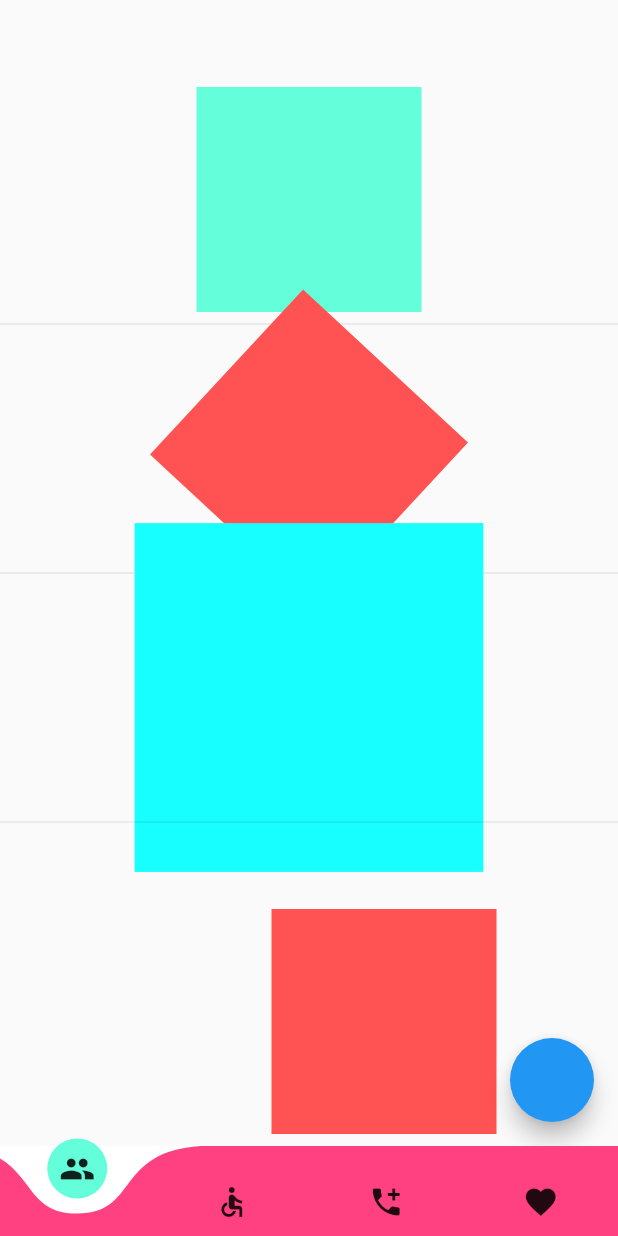
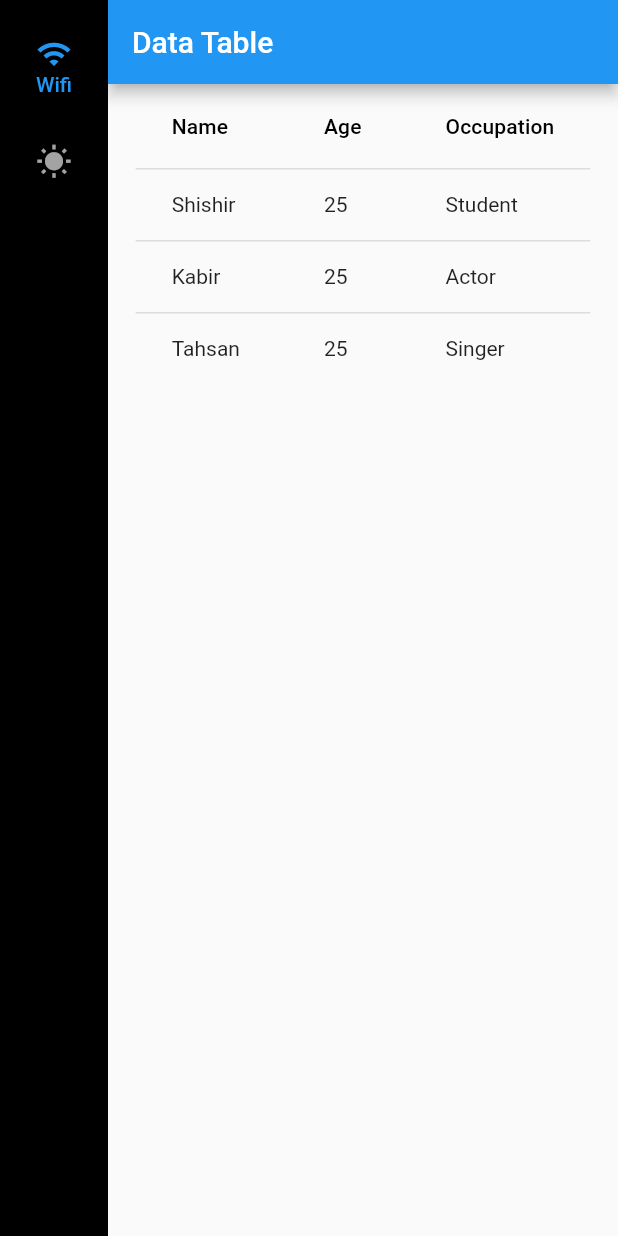
Before and after one commit to shiiishiiir/sssssssssssssssssssss, a Flutter app: the screen it shows after launch, on a phone screen of 412 x 824 dp. Run offline on Flutter 3.47's test engine with Material 2 defaults, Android fonts, the phone set to English and light mode, and no system bars; drawn by our look-alikes of curved_navigation_bar; our stand-ins replace carousel_slider, fluttertoast, image_picker.

```diff
--- /dev/null
+++ b/lib/21_11_2021.dart
@@ -0,0 +1,129 @@
+import 'package:flutter/material.dart';
+import 'package:sssssssssssssssssssss/animatedContainer.dart';
+
+class tabletable extends StatefulWidget {
+  const tabletable({Key? key}) : super(key: key);
+
+  @override
+  _tabletableState createState() => _tabletableState();
+}
+
+class _tabletableState extends State<tabletable> {
+  var _index = 0;
+  @override
+  Widget build(BuildContext context) {
+    return Scaffold(
+      appBar: AppBar(
+        title: Text("Data Table"),
+      ),
+      body: Center(
+        child: Column(
+          children: [
+            DataTable(columns: [
+              DataColumn(
+                label: Text("Name"),
+              ),
+              DataColumn(
+                label: Text("Age"),
+              ),
+              DataColumn(
+                label: Text("Occupation"),
+              ),
+            ], rows: [
+              DataRow(
+                cells: [
+                  DataCell(
+                    Text("Shishir"),
+                  ),
+                  DataCell(
+                    Text("25"),
+                  ),
+                  DataCell(
+                    Text("Student"),
+                  ),
+                ],
+              ),
+              DataRow(
+                cells: [
+                  DataCell(
+                    Text("Kabir"),
+                  ),
+                  DataCell(
+                    Text("25"),
+                  ),
+                  DataCell(
+                    Text("Actor"),
+                  ),
+                ],
+              ),
+              DataRow(
+                cells: [
+                  DataCell(
+                    Text("Tahsan"),
+                  ),
+                  DataCell(
+                    Text("25"),
+                  ),
+                  DataCell(
+                    Text("Singer"),
+                  ),
+                ],
+              ),
+            ]),
+          ],
+        ),
+      ),
+    );
+  }
+}
+
+class railrail extends StatefulWidget {
+  const railrail({Key? key}) : super(key: key);
+
+  @override
+  _railrailState createState() => _railrailState();
+}
+
+class _railrailState extends State<railrail> {
+  int _index = 0;
+  final pages=[
+    tabletable(),
+    animatContain(),
+  ];
+  @override
+  Widget build(BuildContext context) {
+    return SafeArea(
+      child: Scaffold(
+        body: Row(
+          children: [
+            NavigationRail(
+              backgroundColor: Colors.black,
+              labelType: NavigationRailLabelType.all,
+              destinations: [
+                NavigationRailDestination(
+                  icon: Icon(Icons.wifi, color: Colors.white,),
+                  label: Text("Wifi"),
+                  selectedIcon: Icon(Icons.wifi, color: Colors.blue,),
+                ),
+                NavigationRailDestination(
+                  icon: Icon(Icons.wb_sunny, color: Colors.white,),
+                  label: Text("Sunny"),
+                  selectedIcon: Icon(Icons.wb_sunny, color: Colors.blue,),
+                ),
+              ],
+              selectedIndex: _index,
+              onDestinationSelected: (fff){
+                setState(() {
+                  _index=fff;
+                });
+              },
+            ),
+            Expanded(child: Container(
+              child: pages[_index],
+            ),),
+          ],
+        ),
+      ),
+    );
+  }
+}
--- a/lib/animatedContainer.dart
+++ b/lib/animatedContainer.dart
@@ -17,7 +17,6 @@ class animatContain extends StatefulWidget {
 }
 
 class _animatContainState extends State<animatContain> {
-
   // late File _image;
   // Future CameraImage() async{
   //   var image = await ImagePicker.pickImage(source: ImageSource.camera);
@@ -26,9 +25,7 @@ class _animatContainState extends State<animatContain> {
   //   });
   // }
 
-
   bool _value = false;
-
 
   @override
   Widget build(BuildContext context) {
@@ -55,11 +52,32 @@ class _animatContainState extends State<animatContain> {
                   ),
                 ),
                 Divider(),
-                Transform.rotate(angle: pi/4.2 ,child: Container(width: 150,height: 150,color: Colors.redAccent,),),
+                Transform.rotate(
+                  angle: pi / 4.2,
+                  child: Container(
+                    width: 150,
+                    height: 150,
+                    color: Colors.redAccent,
+                  ),
+                ),
                 Divider(),
-                Transform.scale(scale:1.55 ,child: Container(width: 150,height: 150,color: Colors.cyanAccent,),),
+                Transform.scale(
+                  scale: 1.55,
+                  child: Container(
+                    width: 150,
+                    height: 150,
+                    color: Colors.cyanAccent,
+                  ),
+                ),
                 Divider(),
-                Transform.translate(offset: Offset(50, 50) ,child: Container(width: 150,height: 150,color: Colors.redAccent,),),
+                Transform.translate(
+                  offset: Offset(50, 50),
+                  child: Container(
+                    width: 150,
+                    height: 150,
+                    color: Colors.redAccent,
+                  ),
+                ),
               ],
             ),
           ),
@@ -68,10 +86,6 @@ class _animatContainState extends State<animatContain> {
     );
   }
 }
-
-
-
-
 
 class blurrrr extends StatefulWidget {
   const blurrrr({Key? key}) : super(key: key);
@@ -94,7 +108,9 @@ class _blurrrrState extends State<blurrrr> {
             ),
             BackdropFilter(
               filter: ImageFilter.blur(
-                  sigmaX: 1, sigmaY: 1, tileMode: TileMode.clamp),
+                  sigmaX: 5, sigmaY: 5,
+                  tileMode: TileMode.clamp
+              ),
               child: Container(
                 color: Colors.red.withOpacity(0.1),
               ),
@@ -106,9 +122,6 @@ class _blurrrrState extends State<blurrrr> {
   }
 }
 
-
-
-
 class animaBottom extends StatefulWidget {
   const animaBottom({Key? key}) : super(key: key);
 
@@ -118,14 +131,12 @@ class animaBottom extends StatefulWidget {
 
 class _animaBottomState extends State<animaBottom> {
   var _currentIndex = 0;
-  final pages= [
-
+  final pages = [
     animatContain(),
     HomePage(),
     textfield(),
-    tabtab(),
+    blurrrr(),
   ];
-
 
   @override
   Widget build(BuildContext context) {
@@ -139,7 +150,7 @@ class _animaBottomState extends State<animaBottom> {
             animationCurve: Curves.bounceOut,
             animationDuration: Duration(milliseconds: 700),
             height: 60,
-            onTap: (index){
+            onTap: (index) {
               setState(() {
                 _currentIndex = index;
               });
--- a/lib/main.dart
+++ b/lib/main.dart
@@ -1,4 +1,5 @@
 import 'package:flutter/material.dart';
+import 'package:sssssssssssssssssssss/21_11_2021.dart';
 import 'package:sssssssssssssssssssss/HomePage.dart';
 import 'package:sssssssssssssssssssss/Sliderrr.dart';
 import 'package:sssssssssssssssssssss/animatedContainer.dart';
@@ -23,7 +24,7 @@ class MyApp extends StatelessWidget {
       theme: ThemeData(
         primarySwatch: Colors.blue,
       ),
-      home: animaBottom(),
+      home: railrail(),
     );
   }
 }
```
